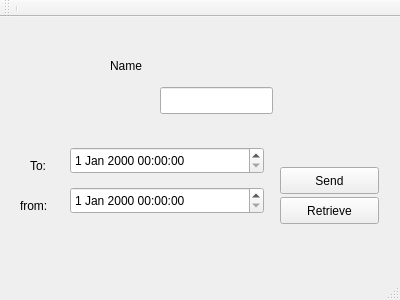
Old version of the form drc/DRCClient.ui in the repository lansdon/cpts483_drc.
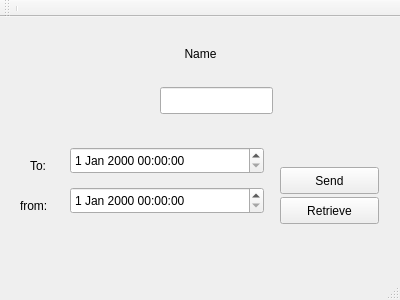
New version of the form.

```diff
--- a/drc/DRCClient.ui
+++ b/drc/DRCClient.ui
@@ -17,15 +17,18 @@
    <widget class="QLabel" name="nameLabel">
     <property name="geometry">
      <rect>
-      <x>110</x>
-      <y>40</y>
-      <width>161</width>
-      <height>17</height>
+      <x>20</x>
+      <y>16</y>
+      <width>361</width>
+      <height>41</height>
      </rect>
     </property>
     <property name="text">
      <string>Name</string>
     </property>
+    <property name="alignment">
+     <set>Qt::AlignCenter</set>
+    </property>
    </widget>
    <widget class="QLineEdit" name="nameLineEdit">
     <property name="geometry">
```
Left out of the diff: 2 changed lines with no effect on the pictures.
